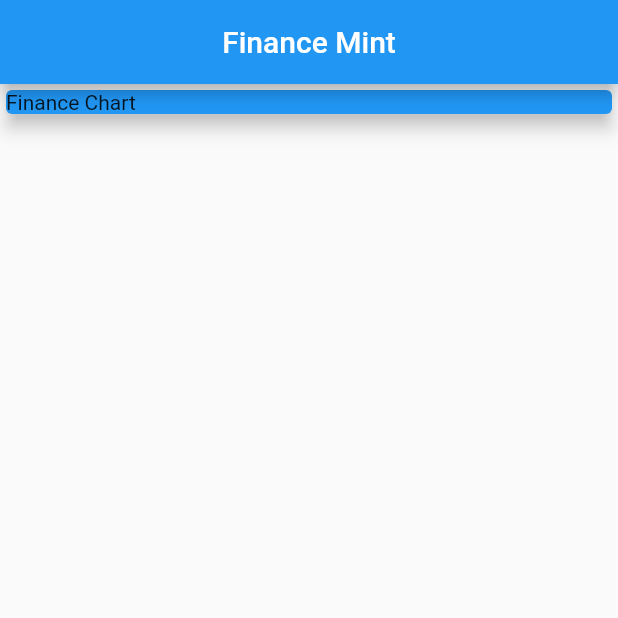
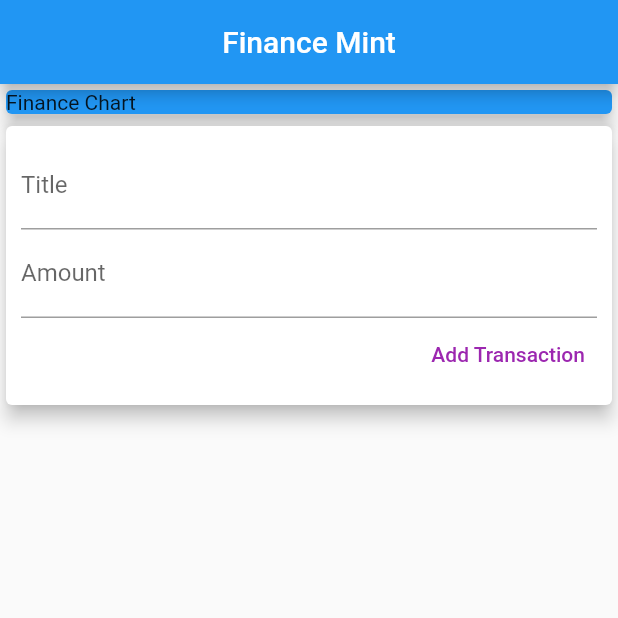
Before and after one commit to cmburch/MobileApps, a Flutter app: the screen it shows after launch, on a phone screen of 412 x 824 dp, the top half of it. Run offline on Flutter 3.47's test engine with Material 2 defaults, Android fonts, the phone set to English and light mode, and no system bars.

Commit message:
[finance_app_2] created input fields for new user transactions

```diff
--- a/finance_app_2/lib/main.dart
+++ b/finance_app_2/lib/main.dart
@@ -1,3 +1,4 @@
+import 'package:finance_app_2/widgets/user_transaction.dart';
 import 'package:flutter/material.dart';
 
 void main() {
@@ -41,7 +42,8 @@ class MyHomePage extends StatelessWidget {
                 elevation: 5,
                 child: const Text('Finance Chart'),
               ),
-            )
+            ),
+            UserTransaction()
           ],
         ),
       ),
--- a/finance_app_2/lib/widgets/new_transaction.dart
+++ b/finance_app_2/lib/widgets/new_transaction.dart
@@ -0,0 +1,44 @@
+import 'package:flutter/material.dart';
+
+class NewTransaction extends StatelessWidget {
+  final Function addTransaction;
+  final titleController = TextEditingController();
+  final amountController = TextEditingController();
+
+  NewTransaction(this.addTransaction, {Key? key}) : super(key: key);
+
+  @override
+  Widget build(BuildContext context) {
+    return Card(
+      elevation: 5,
+      child: Container(
+        padding: const EdgeInsets.all(10),
+        child: Column(
+          crossAxisAlignment: CrossAxisAlignment.end,
+          children: [
+            TextField(
+              decoration: const InputDecoration(
+                labelText: 'Title',
+              ),
+              controller: titleController,
+            ),
+            TextField(
+              decoration: const InputDecoration(
+                labelText: 'Amount',
+              ),
+              controller: amountController,
+            ),
+            TextButton(
+              style: TextButton.styleFrom(
+                primary: Colors.purple,
+              ),
+              onPressed: () => addTransaction(
+                  titleController.text, double.parse(amountController.text)),
+              child: const Text('Add Transaction'),
+            )
+          ],
+        ),
+      ),
+    );
+  }
+}
--- a/finance_app_2/lib/widgets/user_transaction.dart
+++ b/finance_app_2/lib/widgets/user_transaction.dart
@@ -1,4 +1,5 @@
 import 'package:finance_app_2/models/transaction.dart';
+import 'package:finance_app_2/widgets/new_transaction.dart';
 import 'package:flutter/material.dart';
 
 class UserTransaction extends StatefulWidget {
@@ -34,6 +35,10 @@ class _UserTransactionState extends State<UserTransaction> {
 
   @override
   Widget build(BuildContext context) {
-    return Column();
+    return Column(
+      children: [
+        NewTransaction(_addTransaction),
+      ],
+    );
   }
 }
```
